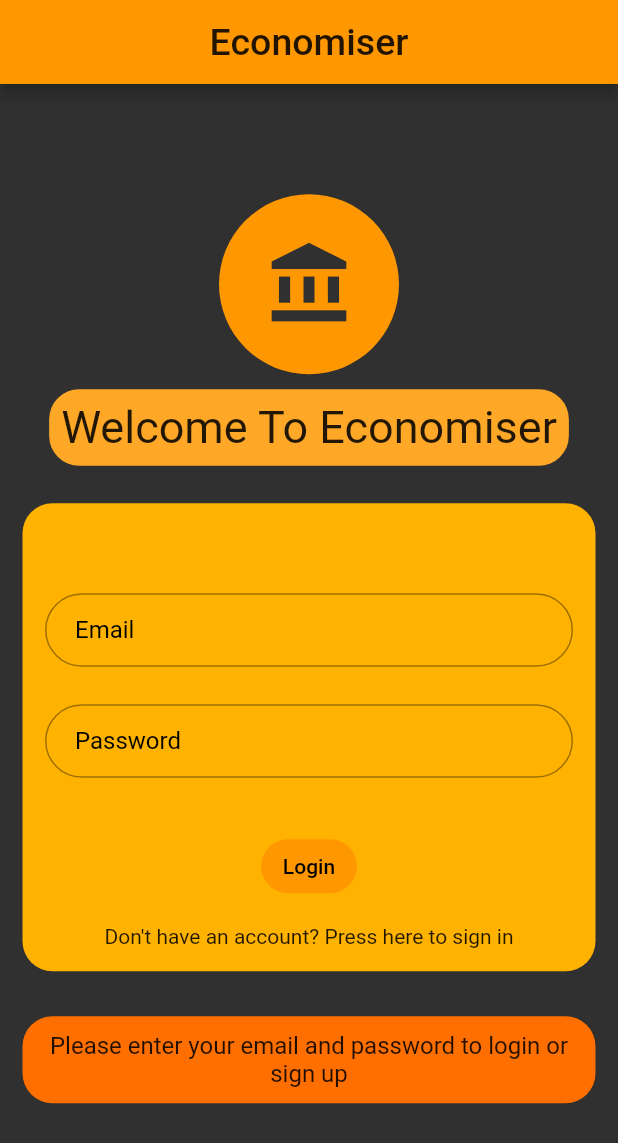
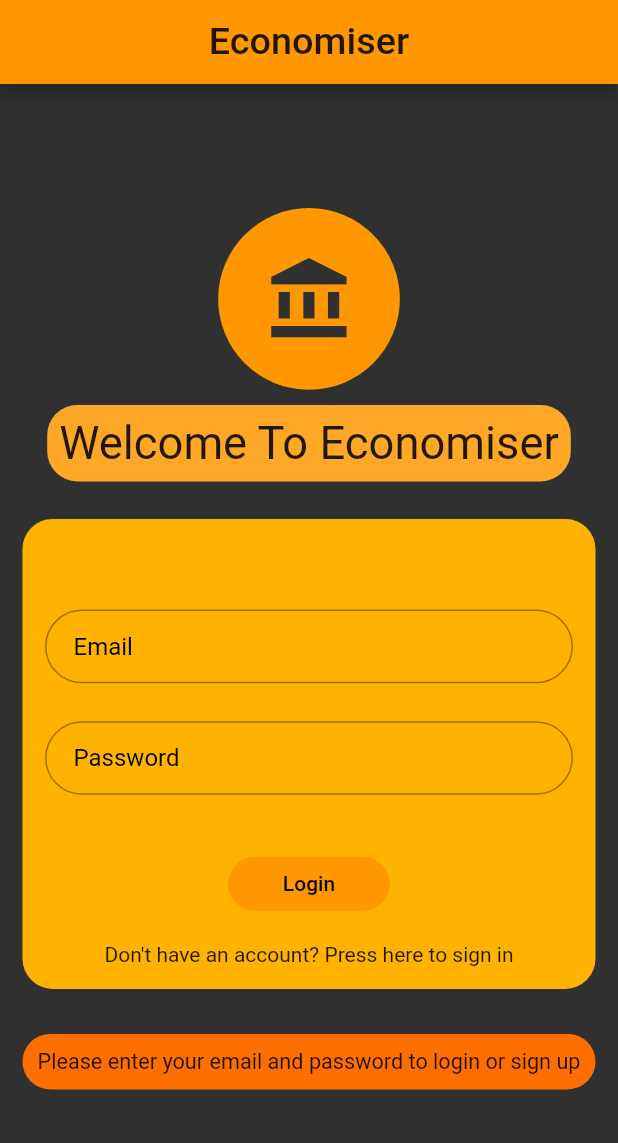
Before and after one commit to MermertH/economiser, a Flutter app: the screen it shows after launch, on a phone screen of 412 x 824 dp. Shown: the top 1143 px of the screen. Run offline on Flutter 3.47's test engine with Material 2 defaults, Android fonts, the light colour scheme and no system bars; our stand-ins replace cloud_firestore, firebase_auth, firebase_core, jiffy; accounts and stored records are empty.

Commit message:
rescale part 2 done

```diff
--- a/lib/AnalyzingPage/selected_day.dart
+++ b/lib/AnalyzingPage/selected_day.dart
@@ -23,6 +23,7 @@ class _SelectedDayState extends State<SelectedDay> {
       ),
       child: Padding(
         padding: const EdgeInsets.all(8.0),
+        child: FittedBox(
           child: Container(
             decoration: BoxDecoration(
               borderRadius: BorderRadius.circular(14),
@@ -35,13 +36,14 @@ class _SelectedDayState extends State<SelectedDay> {
                 children: [
                   Icon(
                     Icons.more_vert,
-                  size: 30,
+                    size: maxHeight * 0.0367,
                   ),
                   Text(
                     'Days',
-                  style: TextStyle(fontSize: 18),
+                    style: TextStyle(fontSize: maxHeight * 0.0220),
                   ),
                 ],
+              ),
             ),
           ),
         ),
--- a/lib/AnalyzingPage/selected_week.dart
+++ b/lib/AnalyzingPage/selected_week.dart
@@ -20,7 +20,7 @@ class _SelectedWeekState extends State<SelectedWeek> {
         ),
         onSelected: (value) {
           print('Week $value is selected');
-            widget.selectedWeek('Q$value');
+          widget.selectedWeek('Q$value');
         },
         // initialValue: Jiffy().quarter,
         itemBuilder: (context) {
@@ -34,7 +34,8 @@ class _SelectedWeekState extends State<SelectedWeek> {
                 ),
                 child: Padding(
                   padding: const EdgeInsets.all(8.0),
-                  child: Center(child: Text('Week ${index + 1}')),
+                  child: Center(
+                      child: FittedBox(child: Text('Week ${index + 1}'))),
                 ),
               ),
             );
--- a/lib/AuthenticationPage/authentication.dart
+++ b/lib/AuthenticationPage/authentication.dart
@@ -35,6 +35,8 @@ class _AuthenticationFormState extends State<AuthenticationForm> {
 
   @override
   Widget build(BuildContext context) {
+    var maxWidth = MediaQuery.of(context).size.width;
+    var maxHeight = MediaQuery.of(context).size.height;
     return GestureDetector(
       onTap: () {
         FocusScope.of(context).unfocus();
@@ -46,7 +48,7 @@ class _AuthenticationFormState extends State<AuthenticationForm> {
           title: Text(
             'Economiser',
             style: TextStyle(
-              fontSize: 25,
+              fontSize: maxHeight * 0.0306,
             ),
           ),
           centerTitle: true,
@@ -56,27 +58,29 @@ class _AuthenticationFormState extends State<AuthenticationForm> {
           children: [
             CircleAvatar(
               backgroundColor: Colors.orange,
-              radius: 60,
+              radius: maxHeight * 0.0735,
               child: FittedBox(
                 child: Icon(
                   Icons.account_balance,
-                  size: 60,
+                  size: maxHeight * 0.0735,
                   color: Colors.grey[850],
                 ),
               ),
             ),
             Padding(
-              padding: const EdgeInsets.symmetric(vertical: 10),
+              padding: EdgeInsets.symmetric(vertical: maxHeight * 0.0122),
               child: Container(
                 decoration: BoxDecoration(
                     color: Colors.orange[400],
                     borderRadius: BorderRadius.circular(20)),
                 child: Padding(
                   padding: const EdgeInsets.all(8.0),
+                  child: FittedBox(
                     child: Text(
                       'Welcome To Economiser',
                       style: TextStyle(
-                      fontSize: 30,
+                        fontSize: maxHeight * 0.0367,
+                      ),
                     ),
                   ),
                 ),
@@ -97,7 +101,7 @@ class _AuthenticationFormState extends State<AuthenticationForm> {
                       crossAxisAlignment: CrossAxisAlignment.center,
                       mainAxisAlignment: MainAxisAlignment.center,
                       children: [
-                        SizedBox(height: 45.0),
+                        SizedBox(height: maxHeight * 0.0551),
                         TextFormField(
                           key: ValueKey('email'),
                           validator: (value) {
@@ -111,8 +115,11 @@ class _AuthenticationFormState extends State<AuthenticationForm> {
                             _userMail = value;
                           },
                           decoration: InputDecoration(
-                              contentPadding:
-                                  EdgeInsets.fromLTRB(20.0, 15.0, 20.0, 15.0),
+                              contentPadding: EdgeInsets.fromLTRB(
+                                  maxWidth * 0.0462,
+                                  maxHeight * 0.0183,
+                                  maxWidth * 0.0462,
+                                  maxHeight * 0.0183),
                               hintText: "Email",
                               hintStyle: TextStyle(
                                 color: Colors.black,
@@ -120,7 +127,7 @@ class _AuthenticationFormState extends State<AuthenticationForm> {
                               border: OutlineInputBorder(
                                   borderRadius: BorderRadius.circular(32.0))),
                         ),
-                        SizedBox(height: 25.0),
+                        SizedBox(height: maxHeight * 0.0306),
                         TextFormField(
                           key: ValueKey('password'),
                           validator: (value) {
@@ -135,8 +142,11 @@ class _AuthenticationFormState extends State<AuthenticationForm> {
                           },
                           obscureText: true,
                           decoration: InputDecoration(
-                              contentPadding:
-                                  EdgeInsets.fromLTRB(20.0, 15.0, 20.0, 15.0),
+                              contentPadding: EdgeInsets.fromLTRB(
+                                  maxWidth * 0.0462,
+                                  maxHeight * 0.0183,
+                                  maxWidth * 0.0462,
+                                  maxHeight * 0.0183),
                               hintText: "Password",
                               hintStyle: TextStyle(
                                 color: Colors.black,
@@ -144,7 +154,7 @@ class _AuthenticationFormState extends State<AuthenticationForm> {
                               border: OutlineInputBorder(
                                   borderRadius: BorderRadius.circular(32.0))),
                         ),
-                        SizedBox(height: 35.0),
+                        SizedBox(height: maxHeight * 0.0428),
                         if (widget.isLoading) CircularProgressIndicator(),
                         if (!widget.isLoading)
                           TextButton(
@@ -158,9 +168,14 @@ class _AuthenticationFormState extends State<AuthenticationForm> {
                               ),
                               backgroundColor: Colors.orange,
                             ),
+                            child: FittedBox(
+                                child: Padding(
+                              padding: EdgeInsets.symmetric(
+                                  horizontal: maxWidth * 0.0694),
                               child: Text(_islogin ? 'Login' : 'SignUp'),
+                            )),
                           ),
-                        SizedBox(height: 15),
+                        SizedBox(height: maxHeight * 0.0183),
                         if (!widget.isLoading)
                           GestureDetector(
                             onTap: () {
@@ -168,9 +183,11 @@ class _AuthenticationFormState extends State<AuthenticationForm> {
                                 _islogin = !_islogin;
                               });
                             },
+                            child: FittedBox(
                               child: Text(_islogin
                                   ? 'Don\'t have an account? Press here to sign in'
-                                : 'have an account? Press here to login'),
+                                  : 'Have an account? Press here to login'),
+                            ),
                           ),
                       ],
                     ),
@@ -187,11 +204,13 @@ class _AuthenticationFormState extends State<AuthenticationForm> {
                 ),
                 child: Padding(
                   padding: const EdgeInsets.all(10.0),
+                  child: FittedBox(
                     child: Text(
                       'Please enter your email and password to login or sign up',
                       textAlign: TextAlign.center,
                       style: TextStyle(
-                      fontSize: 16,
+                        fontSize: maxHeight * 0.0196,
+                      ),
                     ),
                   ),
                 ),
```
Also changed, not shown: lib/AnalyzingPage/AnalyzeShowcase.dart (+20 -14 lines), lib/AnalyzingPage/ListItems.dart (+10 -7 lines), lib/AnalyzingPage/cost_of_day.dart (+6 -2 lines), lib/AnalyzingPage/expense_list.dart (+0 -17 lines), lib/AnalyzingPage/selected_month.dart (deleted, +0 -49 lines), lib/AnalyzingPage/status_bar.dart (+7 -5 lines), lib/PopUps/informative_dialog.dart (+11 -7 lines). Lines whose indentation alone changed are shown as unchanged.
